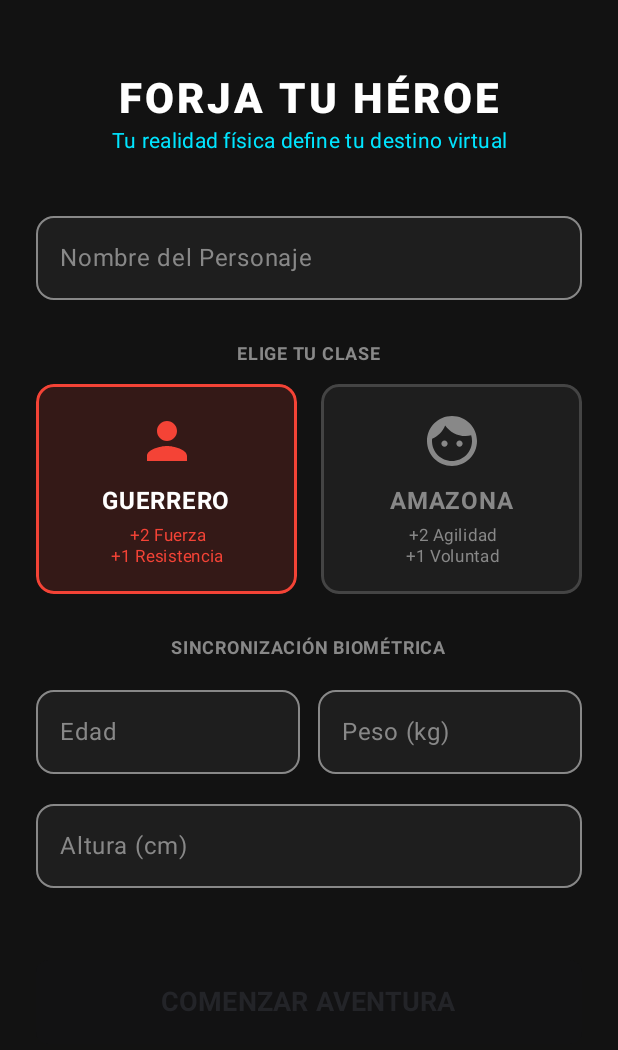
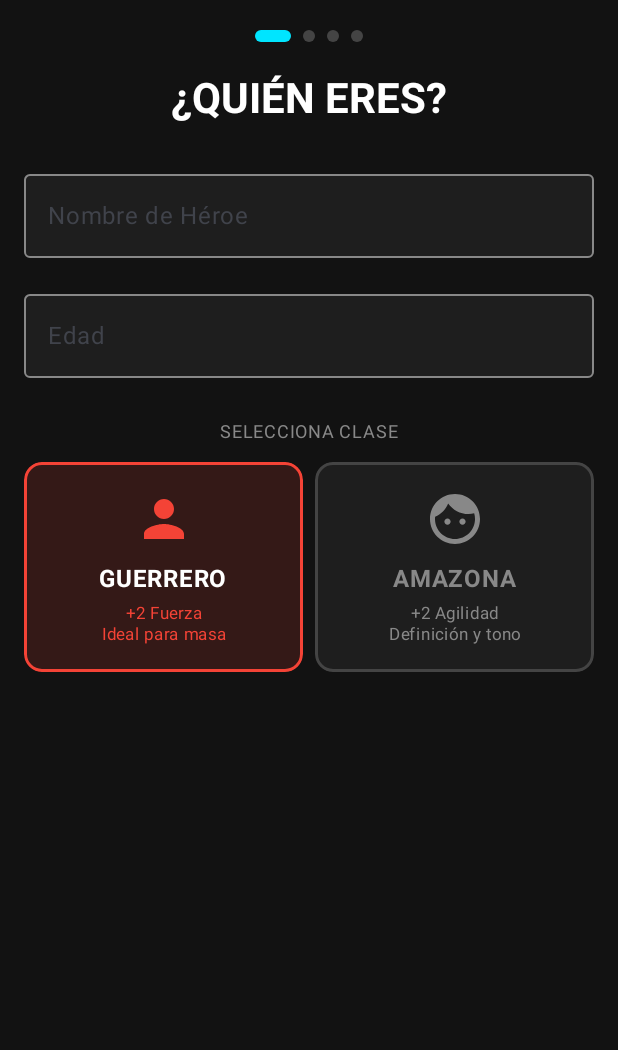
Before and after one commit to AxelJhostin/warofman, an Android app built with Jetpack Compose: the screen it shows after launch (MainActivity), on a phone screen of 412 x 824 dp. Shown: the top 1050 px of the screen. Run offline under Robolectric (Android 15) with nearby library versions, the phone set to English and light mode, and no system bars.

Commit message:
Mejoras varias

```diff
--- a/app/src/main/java/com/negocio/warofmen/ui/screens/PantallaCreacion.kt
+++ /dev/null
@@ -1,204 +0,0 @@
-package com.negocio.warofmen.ui.screens
-
-import androidx.compose.foundation.background
-import androidx.compose.foundation.layout.*
-import androidx.compose.foundation.rememberScrollState
-import androidx.compose.foundation.shape.RoundedCornerShape
-import androidx.compose.foundation.text.KeyboardOptions
-import androidx.compose.foundation.verticalScroll
-import androidx.compose.material.icons.Icons
-import androidx.compose.material.icons.filled.Face
-import androidx.compose.material.icons.filled.Person
-import androidx.compose.material3.*
-import androidx.compose.runtime.*
-import androidx.compose.ui.Alignment
-import androidx.compose.ui.Modifier
-import androidx.compose.ui.graphics.Color
-import androidx.compose.ui.text.font.FontWeight
-import androidx.compose.ui.text.input.KeyboardCapitalization
-import androidx.compose.ui.text.input.KeyboardType
-import androidx.compose.ui.text.style.TextAlign
-import androidx.compose.ui.unit.dp
-import androidx.compose.ui.unit.sp
-import com.negocio.warofmen.ui.components.ClassSelectionCard // Importamos el componente
-import com.negocio.warofmen.ui.theme.*
-import com.negocio.warofmen.ui.viewmodel.CreationViewModel
-
-@Composable
-fun PantallaCreacion(
-    viewModel: CreationViewModel,
-    onFinished: () -> Unit
-) {
-    // Estados del formulario
-    var nombre by remember { mutableStateOf("") }
-    var peso by remember { mutableStateOf("") }
-    var altura by remember { mutableStateOf("") }
-    var edad by remember { mutableStateOf("") }
-    var genero by remember { mutableStateOf("H") } // H = Guerrero, M = Amazona
-
-    // Colores para los inputs (Estilo Neon)
-    val inputColors = OutlinedTextFieldDefaults.colors(
-        focusedBorderColor = RpgNeonCyan,
-        unfocusedBorderColor = Color.Gray,
-        focusedLabelColor = RpgNeonCyan,
-        unfocusedLabelColor = Color.Gray,
-        cursorColor = RpgNeonCyan,
-        focusedTextColor = Color.White,
-        unfocusedTextColor = Color.LightGray,
-        focusedContainerColor = RpgPanel,
-        unfocusedContainerColor = RpgPanel
-    )
-
-    Column(
-        modifier = Modifier
-            .fillMaxSize()
-            .background(RpgBackground) // Fondo Negro/Gris
-            .verticalScroll(rememberScrollState())
-            .padding(24.dp),
-        horizontalAlignment = Alignment.CenterHorizontally
-    ) {
-        Spacer(modifier = Modifier.height(24.dp))
-
-        // TÍTULO ÉPICO
-        Text(
-            text = "FORJA TU HÉROE",
-            style = MaterialTheme.typography.headlineMedium,
-            color = Color.White,
-            fontWeight = FontWeight.ExtraBold,
-            letterSpacing = 2.sp
-        )
-        Text(
-            text = "Tu realidad física define tu destino virtual",
-            style = MaterialTheme.typography.bodyMedium,
-            color = RpgNeonCyan,
-            textAlign = TextAlign.Center
-        )
-
-        Spacer(modifier = Modifier.height(32.dp))
-
-        // INPUT NOMBRE
-        OutlinedTextField(
-            value = nombre,
-            onValueChange = { nombre = it },
-            label = { Text("Nombre del Personaje") },
-            modifier = Modifier.fillMaxWidth(),
-            colors = inputColors,
-            singleLine = true,
-            shape = RoundedCornerShape(12.dp),
-            keyboardOptions = KeyboardOptions(capitalization = KeyboardCapitalization.Sentences)
-        )
-
-        Spacer(modifier = Modifier.height(24.dp))
-
-        // SELECTOR DE CLASE (GÉNERO)
-        Text("ELIGE TU CLASE", color = Color.Gray, fontSize = 12.sp, fontWeight = FontWeight.Bold)
-        Spacer(modifier = Modifier.height(8.dp))
-
-        Row(Modifier.fillMaxWidth(), horizontalArrangement = Arrangement.SpaceBetween) {
-            // Tarjeta Guerrero (Componente Importado)
-            ClassSelectionCard(
-                title = "GUERRERO",
-                bonus = "+2 Fuerza\n+1 Resistencia",
-                icon = Icons.Default.Person,
-                isSelected = genero == "H",
-                color = StatStrength, // Rojo
-                onClick = { genero = "H" },
-                modifier = Modifier.weight(1f).padding(end = 8.dp)
-            )
-
-            // Tarjeta Amazona (Componente Importado)
-            ClassSelectionCard(
-                title = "AMAZONA",
-                bonus = "+2 Agilidad\n+1 Voluntad",
-                icon = Icons.Default.Face,
-                isSelected = genero == "M",
-                color = StatAgility, // Verde
-                onClick = { genero = "M" },
-                modifier = Modifier.weight(1f).padding(start = 8.dp)
-            )
-        }
-
-        Spacer(modifier = Modifier.height(24.dp))
-
-        // DATOS BIOMÉTRICOS (Grid 2x2)
-        Text("SINCRONIZACIÓN BIOMÉTRICA", color = Color.Gray, fontSize = 12.sp, fontWeight = FontWeight.Bold)
-        Spacer(modifier = Modifier.height(8.dp))
-
-        Row(Modifier.fillMaxWidth()) {
-            OutlinedTextField(
-                value = edad,
-                onValueChange = { if (it.all { char -> char.isDigit() }) edad = it },
-                label = { Text("Edad") },
-                modifier = Modifier.weight(1f).padding(end = 6.dp),
-                colors = inputColors,
-                keyboardOptions = KeyboardOptions(keyboardType = KeyboardType.Number),
-                shape = RoundedCornerShape(12.dp)
-            )
-            OutlinedTextField(
-                value = peso,
-                onValueChange = { if (it.all { char -> char.isDigit() || char == '.' }) peso = it },
-                label = { Text("Peso (kg)") },
-                modifier = Modifier.weight(1f).padding(start = 6.dp),
-                colors = inputColors,
-                keyboardOptions = KeyboardOptions(keyboardType = KeyboardType.Decimal),
-                shape = RoundedCornerShape(12.dp)
-            )
-        }
-
-        Spacer(modifier = Modifier.height(12.dp))
-
-        OutlinedTextField(
-            value = altura,
-            onValueChange = { if (it.all { char -> char.isDigit() }) altura = it },
-            label = { Text("Altura (cm)") },
-            modifier = Modifier.fillMaxWidth(),
-            colors = inputColors,
-            keyboardOptions = KeyboardOptions(keyboardType = KeyboardType.Number),
-            shape = RoundedCornerShape(12.dp)
-        )
-
-        Spacer(modifier = Modifier.height(48.dp))
-
-        // BOTÓN FINAL
-        val isFormValid = nombre.isNotEmpty() && peso.isNotEmpty() && altura.isNotEmpty() && edad.isNotEmpty()
-
-        Button(
-            onClick = {
-                val w = peso.toFloatOrNull() ?: 70f
-                val h = altura.toFloatOrNull() ?: 170f
-                val a = edad.toIntOrNull() ?: 25
-
-                // CORRECCIÓN: Usamos argumentos nombrados para evitar errores de orden
-                // y pasamos null en los datos que aún no pedimos en la UI (cuello, cintura, etc.)
-                viewModel.createCharacter(
-                    name = nombre,
-                    gender = genero,
-                    age = a,
-                    height = h,
-                    weight = w,
-                    neck = null,  // Aún no tenemos el campo en la UI
-                    waist = null, // Aún no tenemos el campo en la UI
-                    hip = null,   // Aún no tenemos el campo en la UI
-                    onResult = {
-                        onFinished()
-                    }
-                )
-            },
-            modifier = Modifier
-                .fillMaxWidth()
-                .height(56.dp),
-            colors = ButtonDefaults.buttonColors(
-                containerColor = if (isFormValid) RpgNeonCyan else Color.DarkGray,
-                contentColor = if (isFormValid) Color.Black else Color.Gray
-            ),
-            shape = RoundedCornerShape(8.dp),
-            enabled = isFormValid
-        ) {
-            Text(
-                text = "COMENZAR AVENTURA",
-                fontSize = 18.sp,
-                fontWeight = FontWeight.Bold
-            )
-        }
-    }
-}
--- /dev/null
+++ b/app/src/main/java/com/negocio/warofmen/ui/screens/creation/CreationScreen.kt
@@ -0,0 +1,100 @@
+package com.negocio.warofmen.ui.screens.creation
+
+import androidx.compose.animation.*
+import androidx.compose.foundation.background
+import androidx.compose.foundation.layout.*
+import androidx.compose.foundation.rememberScrollState
+import androidx.compose.foundation.verticalScroll
+import androidx.compose.material3.*
+import androidx.compose.runtime.*
+import androidx.compose.ui.Alignment
+import androidx.compose.ui.Modifier
+import androidx.compose.ui.graphics.Color
+import androidx.compose.ui.unit.dp
+import com.negocio.warofmen.ui.theme.*
+import com.negocio.warofmen.ui.viewmodel.CreationViewModel
+
+// NOTA: Al mover el archivo, MainActivity puede dar error en el import.
+// Solo ve a MainActivity y actualiza el import a: com.negocio.warofmen.ui.screens.creation.PantallaCreacion
+
+@Composable
+fun CreationScreen(
+    viewModel: CreationViewModel,
+    onFinished: () -> Unit
+) {
+    var currentStep by remember { mutableIntStateOf(0) }
+
+    var nombre by remember { mutableStateOf("") }
+    var genero by remember { mutableStateOf("H") }
+    var edad by remember { mutableStateOf("") }
+    var peso by remember { mutableStateOf("") }
+    var altura by remember { mutableStateOf("") }
+
+    var hasTapeMeasure by remember { mutableStateOf(false) }
+    var cuello by remember { mutableStateOf("") }
+    var cintura by remember { mutableStateOf("") }
+    var cadera by remember { mutableStateOf("") }
+
+    val inputColors = OutlinedTextFieldDefaults.colors(
+        focusedBorderColor = RpgNeonCyan,
+        unfocusedBorderColor = Color.Gray,
+        cursorColor = RpgNeonCyan,
+        focusedTextColor = Color.White,
+        unfocusedTextColor = Color.LightGray,
+        focusedContainerColor = RpgPanel,
+        unfocusedContainerColor = RpgPanel
+    )
+
+    Column(
+        modifier = Modifier
+            .fillMaxSize()
+            .background(RpgBackground)
+            .padding(16.dp)
+    ) {
+        WizardProgressBar(currentStep = currentStep, totalSteps = 4)
+        Spacer(modifier = Modifier.height(16.dp))
+
+        AnimatedContent(targetState = currentStep, label = "Wizard") { step ->
+            Column(modifier = Modifier.fillMaxSize().verticalScroll(rememberScrollState()), horizontalAlignment = Alignment.CenterHorizontally) {
+                when (step) {
+                    0 -> StepIdentity(nombre, { nombre = it }, genero, { genero = it }, edad, { edad = it }, inputColors)
+                    1 -> StepBodyBasic(peso, { peso = it }, altura, { altura = it }, inputColors)
+                    2 -> StepBodyAdvanced(genero, hasTapeMeasure, { hasTapeMeasure = it }, cuello, { cuello = it }, cintura, { cintura = it }, cadera, { cadera = it }, inputColors, altura, peso)
+                    3 -> StepSummary(nombre, genero, edad, peso, altura, cuello, cintura, cadera, onConfirm = {
+                        val w = peso.toFloatOrNull() ?: 70f
+                        val h = altura.toFloatOrNull() ?: 170f
+                        val a = edad.toIntOrNull() ?: 25
+                        val n = cuello.toFloatOrNull()
+                        val c = cintura.toFloatOrNull()
+                        val hip = cadera.toFloatOrNull()
+
+                        viewModel.createCharacter(
+                            name = nombre, gender = genero, age = a, height = h, weight = w,
+                            neck = n, waist = c, hip = hip,
+                            onResult = { onFinished() }
+                        )
+                    })
+                }
+            }
+        }
+
+        Spacer(modifier = Modifier.weight(1f))
+        Row(modifier = Modifier.fillMaxWidth().padding(bottom = 16.dp), horizontalArrangement = Arrangement.SpaceBetween) {
+            if (currentStep > 0) {
+                OutlinedButton(onClick = { currentStep-- }, colors = ButtonDefaults.outlinedButtonColors(contentColor = Color.Gray)) { Text("Atrás") }
+            } else { Spacer(modifier = Modifier.width(10.dp)) }
+
+            if (currentStep < 3) {
+                val canAdvance = when(currentStep) {
+                    0 -> nombre.isNotEmpty() && edad.isNotEmpty()
+                    1 -> peso.isNotEmpty() && altura.isNotEmpty()
+                    2 -> true
+                    else -> false
+                }
+                Button(onClick = { currentStep++ }, colors = ButtonDefaults.buttonColors(containerColor = if(canAdvance) RpgNeonCyan else Color.DarkGray), enabled = canAdvance) {
+                    Text("Siguiente", color = if(canAdvance) Color.Black else Color.Gray)
+                }
+            }
+        }
+    }
+}
--- /dev/null
+++ b/app/src/main/java/com/negocio/warofmen/ui/screens/creation/CreationSteps.kt
@@ -0,0 +1,207 @@
+package com.negocio.warofmen.ui.screens.creation
+
+import androidx.compose.foundation.background
+import androidx.compose.foundation.clickable
+import androidx.compose.foundation.layout.*
+import androidx.compose.foundation.shape.CircleShape
+import androidx.compose.foundation.text.KeyboardOptions
+import androidx.compose.material.icons.Icons
+import androidx.compose.material.icons.filled.Face
+import androidx.compose.material.icons.filled.Person
+import androidx.compose.material3.*
+import androidx.compose.runtime.Composable
+import androidx.compose.ui.Alignment
+import androidx.compose.ui.Modifier
+import androidx.compose.ui.draw.clip
+import androidx.compose.ui.graphics.Color
+import androidx.compose.ui.text.font.FontWeight
+import androidx.compose.ui.text.input.KeyboardCapitalization
+import androidx.compose.ui.text.input.KeyboardType
+import androidx.compose.ui.text.style.TextAlign
+import androidx.compose.ui.unit.dp
+import androidx.compose.ui.unit.sp
+import com.negocio.warofmen.core.util.GameUtils
+import com.negocio.warofmen.ui.components.ClassSelectionCard
+import com.negocio.warofmen.ui.theme.*
+
+// --- PASO 1: IDENTIDAD ---
+@Composable
+fun StepIdentity(
+    nombre: String, onNameChange: (String) -> Unit,
+    genero: String, onGenderChange: (String) -> Unit,
+    edad: String, onAgeChange: (String) -> Unit,
+    colors: TextFieldColors
+) {
+    Text("¿QUIÉN ERES?", style = MaterialTheme.typography.headlineMedium, color = Color.White, fontWeight = FontWeight.Bold)
+    Spacer(modifier = Modifier.height(24.dp))
+
+    OutlinedTextField(
+        value = nombre, onValueChange = onNameChange,
+        label = { Text("Nombre de Héroe") }, modifier = Modifier.fillMaxWidth(), colors = colors,
+        keyboardOptions = KeyboardOptions(capitalization = KeyboardCapitalization.Sentences)
+    )
+    Spacer(modifier = Modifier.height(16.dp))
+
+    OutlinedTextField(
+        value = edad, onValueChange = { if (it.all { c -> c.isDigit() }) onAgeChange(it) },
+        label = { Text("Edad") }, modifier = Modifier.fillMaxWidth(), colors = colors,
+        keyboardOptions = KeyboardOptions(keyboardType = KeyboardType.Number)
+    )
+    Spacer(modifier = Modifier.height(24.dp))
+
+    Text("SELECCIONA CLASE", color = Color.Gray, fontSize = 12.sp)
+    Spacer(modifier = Modifier.height(8.dp))
+    Row(Modifier.fillMaxWidth()) {
+        ClassSelectionCard("GUERRERO", "+2 Fuerza\nIdeal para masa", Icons.Default.Person, genero == "H", StatStrength, { onGenderChange("H") }, Modifier.weight(1f).padding(end = 4.dp))
+        ClassSelectionCard("AMAZONA", "+2 Agilidad\nDefinición y tono", Icons.Default.Face, genero == "M", StatAgility, { onGenderChange("M") }, Modifier.weight(1f).padding(start = 4.dp))
+    }
+}
+
+// --- PASO 2: CUERPO BÁSICO ---
+@Composable
+fun StepBodyBasic(
+    peso: String, onWeightChange: (String) -> Unit,
+    altura: String, onHeightChange: (String) -> Unit,
+    colors: TextFieldColors
+) {
+    Text("BIOMETRÍA BÁSICA", style = MaterialTheme.typography.headlineMedium, color = Color.White, fontWeight = FontWeight.Bold)
+    Text("Datos necesarios para iniciar el sistema.", color = Color.Gray)
+    Spacer(modifier = Modifier.height(24.dp))
+
+    Row(Modifier.fillMaxWidth()) {
+        OutlinedTextField(
+            value = peso, onValueChange = { if (it.all { c -> c.isDigit() || c == '.' }) onWeightChange(it) },
+            label = { Text("Peso (kg)") }, modifier = Modifier.weight(1f).padding(end=4.dp), colors = colors,
+            keyboardOptions = KeyboardOptions(keyboardType = KeyboardType.Decimal)
+        )
+        OutlinedTextField(
+            value = altura, onValueChange = { if (it.all { c -> c.isDigit() }) onHeightChange(it) },
+            label = { Text("Altura (cm)") }, modifier = Modifier.weight(1f).padding(start=4.dp), colors = colors,
+            keyboardOptions = KeyboardOptions(keyboardType = KeyboardType.Number)
+        )
+    }
+
+    Spacer(modifier = Modifier.height(32.dp))
+
+    val w = peso.toFloatOrNull() ?: 0f
+    val h = altura.toFloatOrNull() ?: 0f
+    val bmi = GameUtils.calculateBMI(w, h)
+
+    if (bmi > 0) {
+        Card(colors = CardDefaults.cardColors(containerColor = RpgPanel), border = androidx.compose.foundation.BorderStroke(1.dp, Color.DarkGray)) {
+            Column(Modifier.padding(16.dp).fillMaxWidth(), horizontalAlignment = Alignment.CenterHorizontally) {
+                Text("TU ÍNDICE DE MASA CORPORAL (IMC)", color = Color.Gray, fontSize = 10.sp)
+                Text("%.1f".format(bmi), fontSize = 40.sp, fontWeight = FontWeight.Bold, color = Color.White)
+
+                val (status, color) = when {
+                    bmi < 18.5 -> "BAJO PESO" to StatAgility
+                    bmi < 25 -> "NORMAL" to XpBarGreen
+                    bmi < 30 -> "SOBREPESO" to StatStamina
+                    else -> "OBESIDAD" to StatStrength
+                }
+                Text(status, color = color, fontWeight = FontWeight.Bold)
+            }
+        }
+    }
+}
+
+// --- PASO 3: MEDIDAS AVANZADAS ---
+@Composable
+fun StepBodyAdvanced(
+    genero: String,
+    hasTape: Boolean, onHasTapeChange: (Boolean) -> Unit,
+    cuello: String, onNeckChange: (String) -> Unit,
+    cintura: String, onWaistChange: (String) -> Unit,
+    cadera: String, onHipChange: (String) -> Unit,
+    colors: TextFieldColors,
+    alturaStr: String, pesoStr: String
+) {
+    Text("DATOS AVANZADOS", style = MaterialTheme.typography.headlineMedium, color = Color.White, fontWeight = FontWeight.Bold)
+    Text("Calcula tu % de Grasa Real (Opcional)", color = Color.Gray)
+    Spacer(modifier = Modifier.height(24.dp))
+
+    Row(verticalAlignment = Alignment.CenterVertically, modifier = Modifier.clickable { onHasTapeChange(!hasTape) }) {
+        Checkbox(checked = hasTape, onCheckedChange = onHasTapeChange, colors = CheckboxDefaults.colors(checkedColor = RpgNeonCyan))
+        Text("Tengo una cinta métrica", color = Color.White)
+    }
+
+    if (hasTape) {
+        Spacer(modifier = Modifier.height(16.dp))
+        OutlinedTextField(value = cuello, onValueChange = { if (it.all { c -> c.isDigit() || c == '.' }) onNeckChange(it) }, label = { Text("Cuello (cm)") }, modifier = Modifier.fillMaxWidth(), colors = colors, keyboardOptions = KeyboardOptions(keyboardType = KeyboardType.Decimal))
+        Spacer(modifier = Modifier.height(8.dp))
+        OutlinedTextField(value = cintura, onValueChange = { if (it.all { c -> c.isDigit() || c == '.' }) onWaistChange(it) }, label = { Text("Cintura (cm) - Ombligo") }, modifier = Modifier.fillMaxWidth(), colors = colors, keyboardOptions = KeyboardOptions(keyboardType = KeyboardType.Decimal))
+
+        if (genero == "M" || genero == "Amazona") {
+            Spacer(modifier = Modifier.height(8.dp))
+            OutlinedTextField(value = cadera, onValueChange = { if (it.all { c -> c.isDigit() || c == '.' }) onHipChange(it) }, label = { Text("Cadera (cm)") }, modifier = Modifier.fillMaxWidth(), colors = colors, keyboardOptions = KeyboardOptions(keyboardType = KeyboardType.Decimal))
+        }
+
+        Spacer(modifier = Modifier.height(24.dp))
+
+        val h = alturaStr.toFloatOrNull() ?: 0f
+        val n = cuello.toFloatOrNull()
+        val c = cintura.toFloatOrNull()
+        val hip = cadera.toFloatOrNull()
+
+        val fat = GameUtils.calculateBodyFat(genero, h, n, c, hip)
+
+        if (fat != null) {
+            Card(colors = CardDefaults.cardColors(containerColor = RpgPanel), border = androidx.compose.foundation.BorderStroke(1.dp, RpgNeonCyan)) {
+                Column(Modifier.padding(16.dp).fillMaxWidth(), horizontalAlignment = Alignment.CenterHorizontally) {
+                    Text("GRASA CORPORAL ESTIMADA", color = RpgNeonCyan, fontSize = 10.sp, fontWeight = FontWeight.Bold)
+                    Text("%.1f %%".format(fat), fontSize = 40.sp, fontWeight = FontWeight.Bold, color = Color.White)
+                    Text("Método US Navy", color = Color.Gray, fontSize = 10.sp)
+                }
+            }
+        }
+    } else {
+        Spacer(modifier = Modifier.height(32.dp))
+        Box(Modifier.fillMaxWidth().padding(32.dp), contentAlignment = Alignment.Center) {
+            Text("Puedes omitir este paso si no tienes cinta métrica.\nUsaremos tu IMC para calcular tus stats.", color = Color.Gray, textAlign = TextAlign.Center)
+        }
+    }
+}
+
+// --- PASO 4: RESUMEN ---
+@Composable
+fun StepSummary(
+    nombre: String, genero: String, edad: String, peso: String, altura: String,
+    cuello: String, cintura: String, cadera: String,
+    onConfirm: () -> Unit
+) {
+    Text("CONFIRMAR HÉROE", style = MaterialTheme.typography.headlineMedium, color = Color.White, fontWeight = FontWeight.Bold)
+    Spacer(modifier = Modifier.height(24.dp))
+
+    Card(colors = CardDefaults.cardColors(containerColor = RpgPanel)) {
+        Column(Modifier.padding(16.dp).fillMaxWidth()) {
+            Text("IDENTIDAD", color = RpgNeonCyan, fontWeight = FontWeight.Bold)
+            Text("$nombre | Nvl 1 $genero", color = Color.White)
+            Divider(color = Color.Gray, modifier = Modifier.padding(vertical = 8.dp))
+            Text("CUERPO", color = RpgNeonCyan, fontWeight = FontWeight.Bold)
+            Text("$peso kg | $altura cm | $edad años", color = Color.White)
+            val n = cuello.toFloatOrNull()
+            if (n != null) Text("Datos avanzados registrados", color = StatAgility, fontSize = 12.sp)
+            else Text("Datos avanzados pendientes", color = Color.Gray, fontSize = 12.sp)
+        }
+    }
+    Spacer(modifier = Modifier.height(40.dp))
+    Button(onClick = onConfirm, modifier = Modifier.fillMaxWidth().height(56.dp), colors = ButtonDefaults.buttonColors(containerColor = RpgNeonCyan)) {
+        Text("¡COMENZAR AVENTURA!", color = Color.Black, fontWeight = FontWeight.Bold)
+    }
+}
+
+@Composable
+fun WizardProgressBar(currentStep: Int, totalSteps: Int) {
+    Row(Modifier.fillMaxWidth(), horizontalArrangement = Arrangement.Center) {
+        repeat(totalSteps) { index ->
+            Box(
+                modifier = Modifier
+                    .padding(4.dp)
+                    .width(if(index == currentStep) 24.dp else 8.dp)
+                    .height(8.dp)
+                    .clip(CircleShape)
+                    .background(if (index <= currentStep) RpgNeonCyan else Color.DarkGray)
+            )
+        }
+    }
+}
```
Also changed, not shown: app/src/main/java/com/negocio/warofmen/MainActivity.kt (+70 -31 lines), 1 other file.
